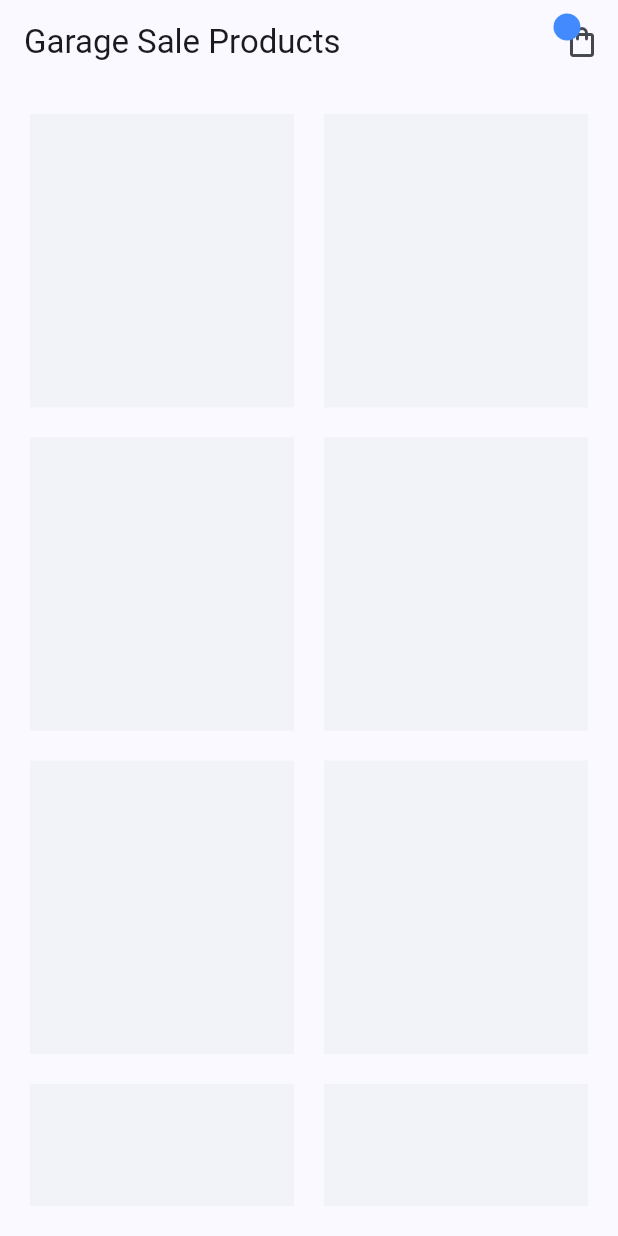
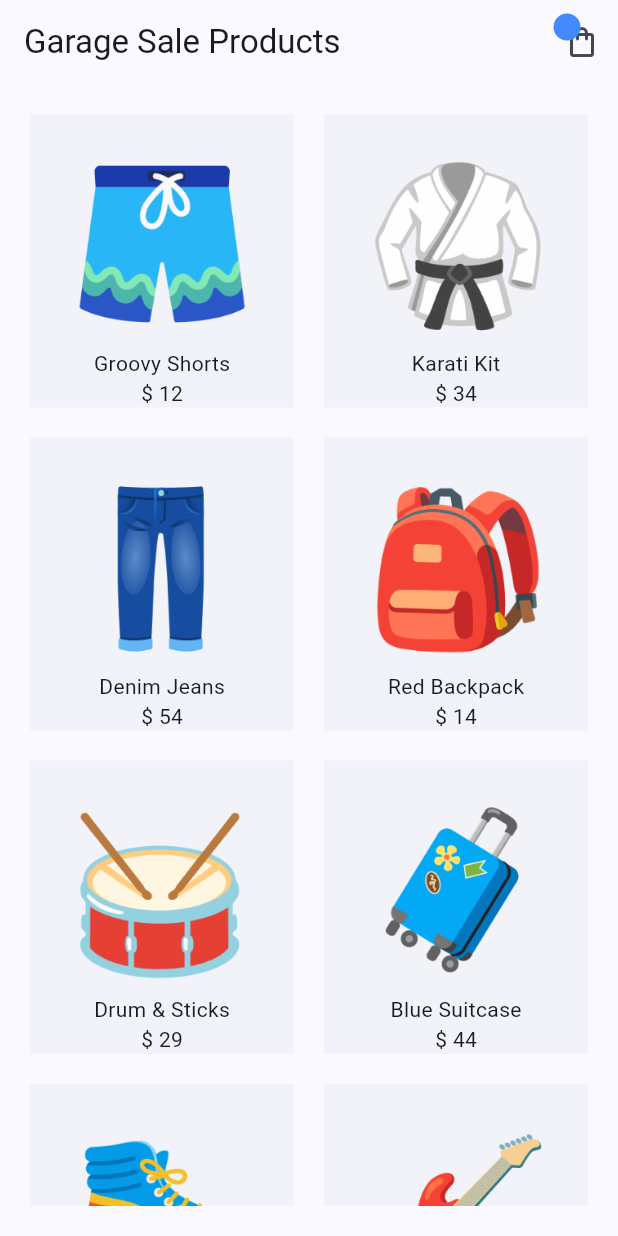
Before and after one commit to robertjmaneno/state_management-riverpod, a Flutter app: the screen it shows after launch, on a phone screen of 412 x 824 dp. Run offline on Flutter 3.47's test engine with Material 3 defaults, Android fonts, the phone set to English and light mode, and no system bars; our stand-ins replace flutter_riverpod, riverpod_annotation; generated files the repository leaves out were written again.

Commit message:
added watch provider

```diff
--- a/lib/main.dart
+++ b/lib/main.dart
@@ -1,8 +1,9 @@
 import 'package:flutter/material.dart';
+import 'package:flutter_riverpod/flutter_riverpod.dart';
 import 'package:riverpod_files/screens/home/home_screen.dart';
 
 void main() {
-  runApp(const MyApp());
+  runApp(const ProviderScope(child: MyApp()));
 }
 
 class MyApp extends StatelessWidget {
--- /dev/null
+++ b/lib/providers/product_provider.dart
@@ -0,0 +1,56 @@
+import 'package:riverpod_annotation/riverpod_annotation.dart';
+import 'package:riverpod_files/models/product.dart';
+
+part 'product_provider.g.dart';
+
+const List<Product> allProducts = [
+  Product(
+      id: '1',
+      title: 'Groovy Shorts',
+      price: 12,
+      image: 'assets/products/shorts.png'),
+  Product(
+      id: '2',
+      title: 'Karati Kit',
+      price: 34,
+      image: 'assets/products/karati.png'),
+  Product(
+      id: '3',
+      title: 'Denim Jeans',
+      price: 54,
+      image: 'assets/products/jeans.png'),
+  Product(
+      id: '4',
+      title: 'Red Backpack',
+      price: 14,
+      image: 'assets/products/backpack.png'),
+  Product(
+      id: '5',
+      title: 'Drum & Sticks',
+      price: 29,
+      image: 'assets/products/drum.png'),
+  Product(
+      id: '6',
+      title: 'Blue Suitcase',
+      price: 44,
+      image: 'assets/products/suitcase.png'),
+  Product(
+      id: '7',
+      title: 'Roller Skates',
+      price: 52,
+      image: 'assets/products/skates.png'),
+  Product(
+      id: '8',
+      title: 'Electric Guitar',
+      price: 79,
+      image: 'assets/products/guitar.png'),
+];
+
+final reducedProductsProvider = Provider((ref) {
+  return allProducts.where((p) => p.price < 50).toList();
+});
+
+@riverpod
+List<Product> products(ref) {
+  return allProducts;
+}
--- a/lib/screens/home/home_screen.dart
+++ b/lib/screens/home/home_screen.dart
@@ -1,11 +1,14 @@
 import 'package:flutter/material.dart';
+import 'package:flutter_riverpod/flutter_riverpod.dart';
+import 'package:riverpod_files/providers/product_provider.dart';
 import 'package:riverpod_files/shared/cart_icon.dart';
 
-class HomeScreen extends StatelessWidget {
+class HomeScreen extends ConsumerWidget {
   const HomeScreen({super.key});
 
   @override
-  Widget build(BuildContext context) {
+  Widget build(BuildContext context, WidgetRef ref) {
+    final allProducts = ref.watch(productsProvider);
     return Scaffold(
       appBar: AppBar(
         title: const Text('Garage Sale Products'),
@@ -14,17 +17,24 @@ class HomeScreen extends StatelessWidget {
       body: Padding(
         padding: const EdgeInsets.all(20),
         child: GridView.builder(
-          itemCount: 8,
-          gridDelegate:const SliverGridDelegateWithFixedCrossAxisCount(
+          itemCount: allProducts.length,
+          gridDelegate: const SliverGridDelegateWithFixedCrossAxisCount(
             crossAxisCount: 2,
             mainAxisSpacing: 20,
             crossAxisSpacing: 20,
             childAspectRatio: 0.9,
           ),
-          itemBuilder:(context, index) {
+          itemBuilder: (context, index) {
             return Container(
               padding: const EdgeInsets.all(20),
               color: Colors.blueGrey.withOpacity(0.05),
+              child: Column(
+                children: [
+                  Image.asset(allProducts[index].image),
+                  Text(allProducts[index].title),
+                  Text("\$ ${allProducts[index].price}"),
+                ],
+              ),
             );
           },
         ),
--- a/pubspec.yaml
+++ b/pubspec.yaml
@@ -35,6 +35,7 @@ dependencies:
   # Use with the CupertinoIcons class for iOS style icons.
   cupertino_icons: ^1.0.2
   flutter_riverpod: ^2.5.1
+  riverpod_annotation: ^2.6.1
 
 dev_dependencies:
   flutter_test:
@@ -46,6 +47,8 @@ dev_dependencies:
   # package. See that file for information about deactivating specific lint
   # rules and activating additional ones.
   flutter_lints: ^2.0.0
+  riverpod_generator: ^2.6.4
+  build_runner: ^2.4.14
 
 # For information on the generic Dart part of this file, see the
 # following page: https://dart.dev/tools/pub/pubspec
```
Also changed, not shown: lib/screens/cart/cart_screen.dart (+21 -6 lines), lib/providers/product_provider.g.dart (added), pubspec.lock.
